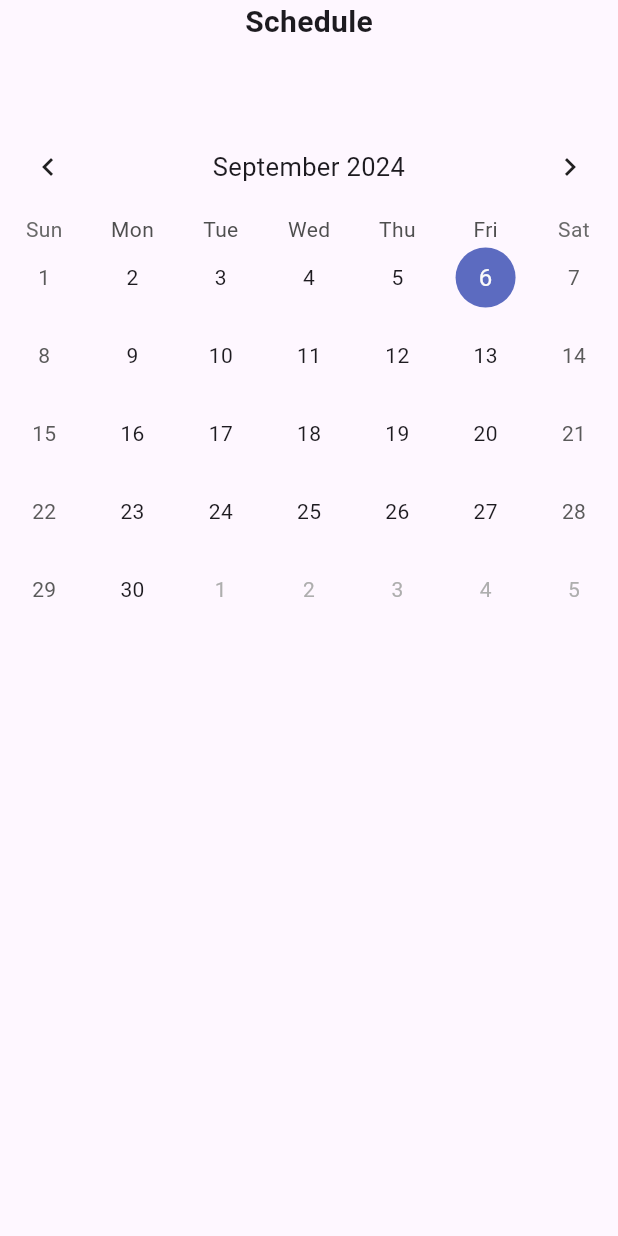
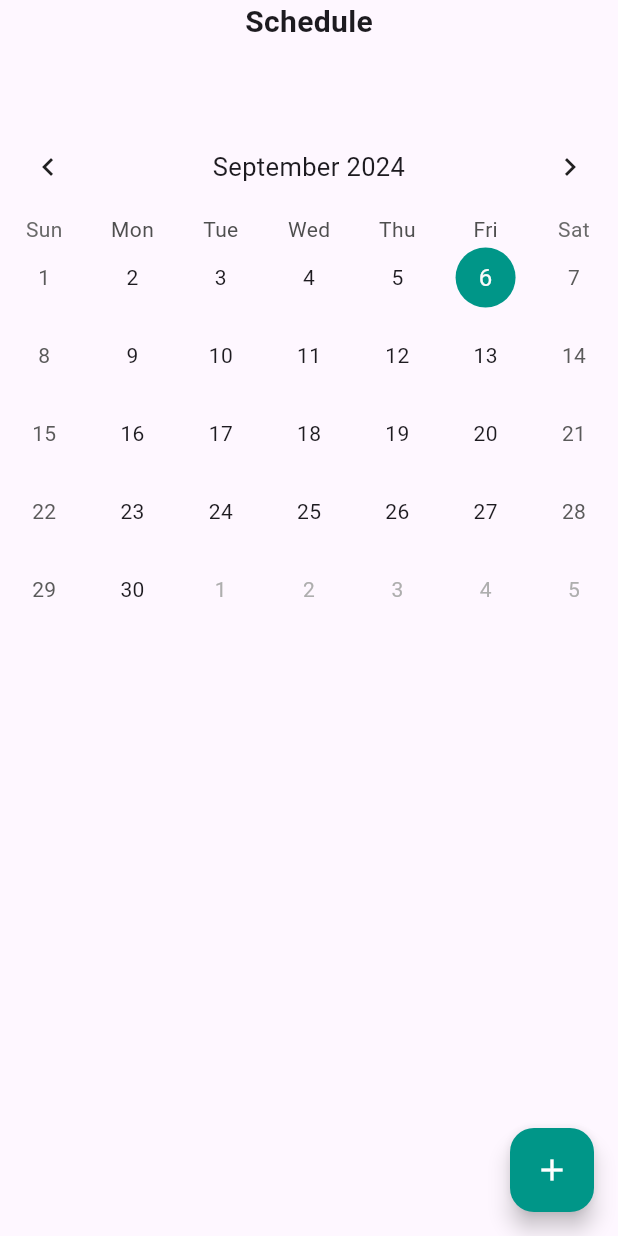
Before and after one commit to raytembo/kori-front, a Flutter app: the CalendarScreen screen opened directly, on a phone screen of 412 x 824 dp. Run offline on Flutter 3.47's test engine with Material 3 defaults, Android fonts, the phone set to English and light mode, and no system bars; drawn by our look-alikes of table_calendar; our stand-ins replace flutter_snake_navigationbar.

Commit message:
added floating button to test the list of events in the list in calender.dart page

```diff
--- a/lib/Essentials/event.dart
+++ b/lib/Essentials/event.dart
@@ -2,6 +2,7 @@
 
 class Event {
   final String title;
-  Event(this.title);
+  final DateTime date;
+  Event({required this.title, required this.date});
 
 }
--- a/lib/screens/Other Screens/calendar.dart
+++ b/lib/screens/Other Screens/calendar.dart
@@ -13,20 +13,49 @@ class CalendarScreen extends StatefulWidget {
 class _CalendarScreenState extends State<CalendarScreen> {
   DateTime _focusDay = DateTime.now();
 
+  List eventSamples = [
+  Event(date: DateTime(2024, 09, 1), title: 'Event 1'),
+  Event(date: DateTime(2024, 09, 2), title: 'Event 2'),
+  Event(date: DateTime(2024, 09, 3), title: 'Event 3'),
+  ];
+
   void selectMethod(DateTime day, DateTime focusedDay){
     setState(() {
       _focusDay = day;
     });
   }
-  Map<DataTable, List<Event>>events = {};
+
+
+
+  Map<DataTable, List<Event>>events = {
+
+
+  };
+
+  void addevent (){
+    eventSamples.add(Event(title: 'random', date: _focusDay));
+    for (int i=0; i<eventSamples.length; i++){
+       print(eventSamples[i].title +' ${eventSamples[i].date}');
+    }
+
+  }
 
   @override
   Widget build(BuildContext context) {
     return  Scaffold(
+      floatingActionButton: FloatingActionButton(
+          child: const Icon(Icons.add,color: Colors.white,),
+          backgroundColor: Colors.teal,
+          onPressed: (){
+        addevent();
+      }
+      ,
+      ),
+
       body:SafeArea(
         child: Column(
           children: [
-            Text("Schedule", style: TextStyle(
+            const Text("Schedule", style: TextStyle(
               fontSize: 20,
               fontWeight: FontWeight.bold,
             ),),
@@ -34,7 +63,25 @@ class _CalendarScreenState extends State<CalendarScreen> {
               padding: const EdgeInsets.only(top: 50.0),
               child: TableCalendar(
                 availableGestures: AvailableGestures.all,
-                headerStyle: const HeaderStyle(formatButtonVisible: false,titleCentered: true),
+                headerStyle: const HeaderStyle(
+                    formatButtonVisible: false,
+                    titleCentered: true,
+
+                ),
+                calendarStyle: CalendarStyle(
+                  selectedDecoration: const BoxDecoration(
+                    color: Colors.teal,
+                    shape: BoxShape.circle
+                  ),
+                  todayDecoration: BoxDecoration(
+                      color: Colors.teal[300],
+                      shape: BoxShape.circle
+                  )
+
+                ),
+
+
+
                 locale: 'en_Us',
                 firstDay: DateTime.utc(2010, 10, 16),
                 lastDay: DateTime.utc(2030, 3, 14),
@@ -45,6 +92,7 @@ class _CalendarScreenState extends State<CalendarScreen> {
             ),
 
 
+
           ],
 
         ),
```
